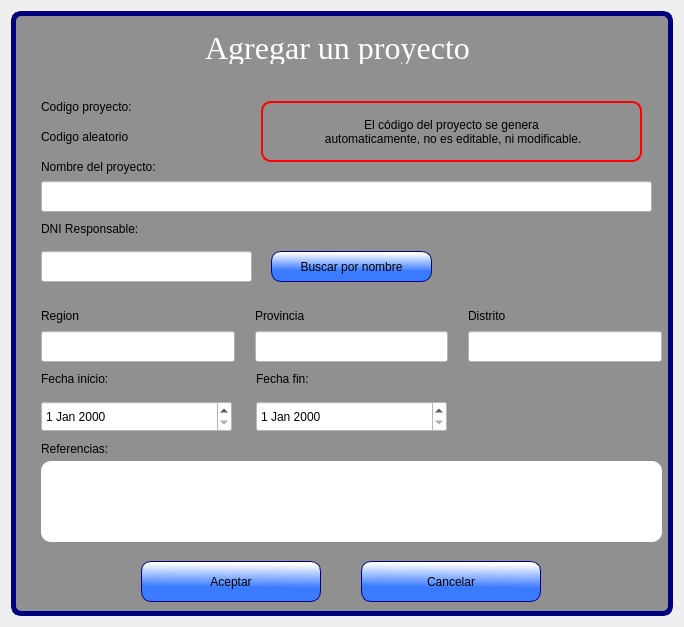
Before: the Qt Designer form ui_files/add_proyecto.ui in Romehe369/aec_contrastistas_g, drawn with Qt 5.
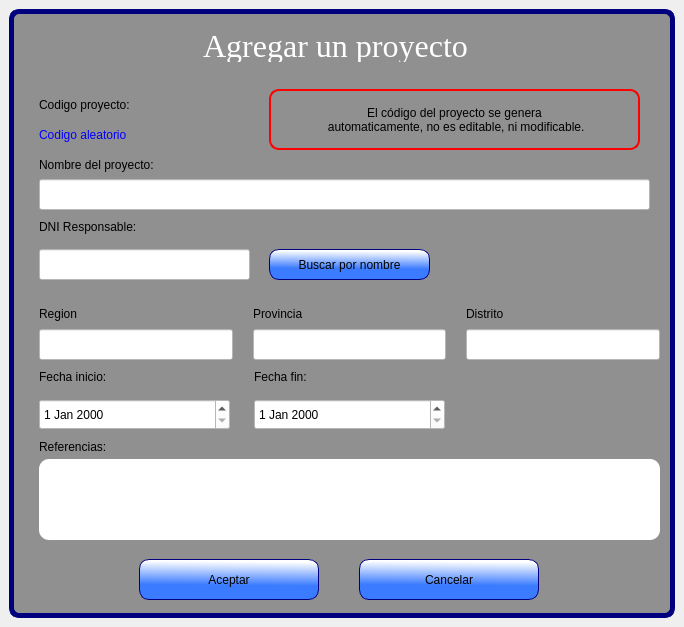
After: the same form once the commit is applied.

The edit to the form file:
```diff
--- a/ui_files/add_proyecto.ui
+++ b/ui_files/add_proyecto.ui
@@ -13,9 +13,15 @@
   <property name="windowTitle">
    <string>Dialog</string>
   </property>
-  <layout class="QVBoxLayout" name="verticalLayout_2">
-   <item>
     <widget class="QFrame" name="frame_contenedor">
+   <property name="geometry">
+    <rect>
+     <x>9</x>
+     <y>9</y>
+     <width>666</width>
+     <height>609</height>
+    </rect>
+   </property>
      <property name="styleSheet">
       <string notr="true">QFrame{
 	font: 12pt &quot;MS Shell Dlg 2&quot;;
@@ -433,9 +439,9 @@
      <widget class="QLabel" name="info_txt_lbl">
       <property name="geometry">
        <rect>
-        <x>250</x>
-        <y>90</y>
-        <width>381</width>
+      <x>260</x>
+      <y>80</y>
+      <width>371</width>
         <height>61</height>
        </rect>
       </property>
@@ -458,10 +464,14 @@
        <rect>
         <x>30</x>
         <y>110</y>
-        <width>171</width>
+      <width>181</width>
         <height>31</height>
        </rect>
       </property>
+    <property name="styleSheet">
+     <string notr="true">font: 75 18pt &quot;MS Shell Dlg 2&quot;;
+color:rgb(0, 0, 255);</string>
+    </property>
       <property name="text">
        <string>Codigo aleatorio</string>
       </property>
@@ -496,8 +506,6 @@
       </property>
      </widget>
     </widget>
-   </item>
-  </layout>
  </widget>
  <resources/>
  <connections/>
```
Left out of the diff: 2 changed lines with no effect on the pictures. Lines whose indentation alone changed are shown as unchanged.
